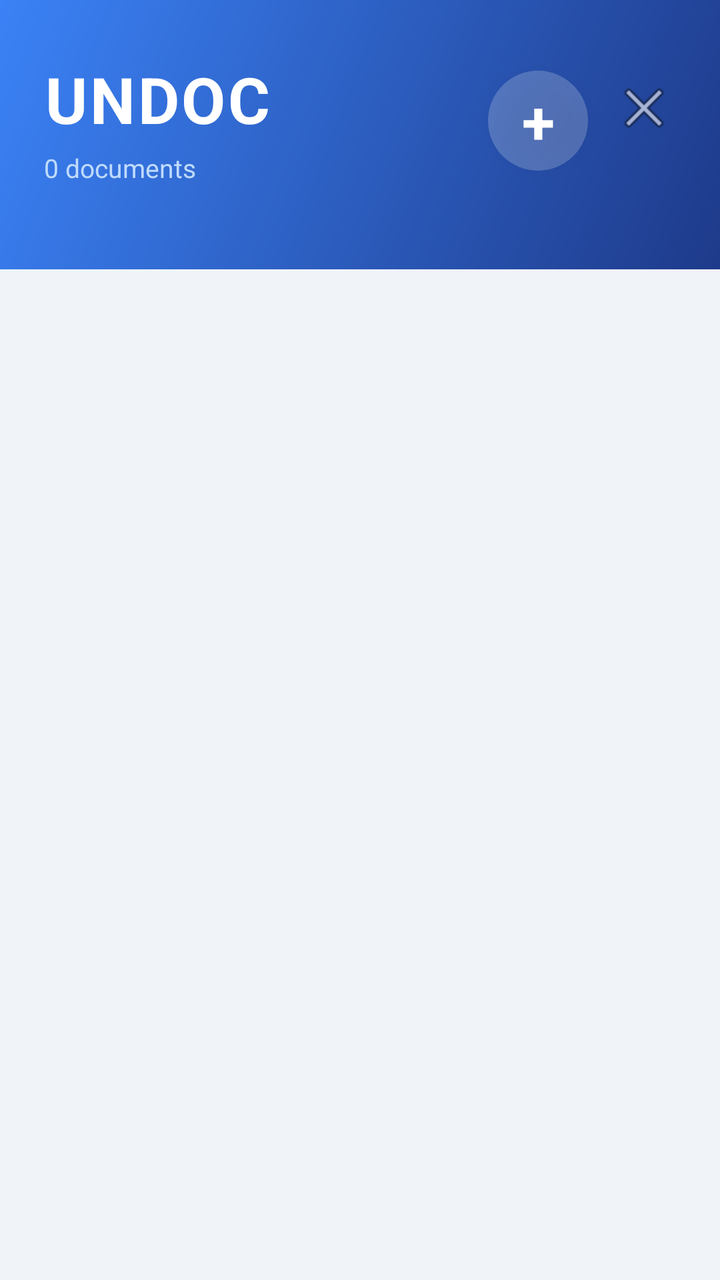
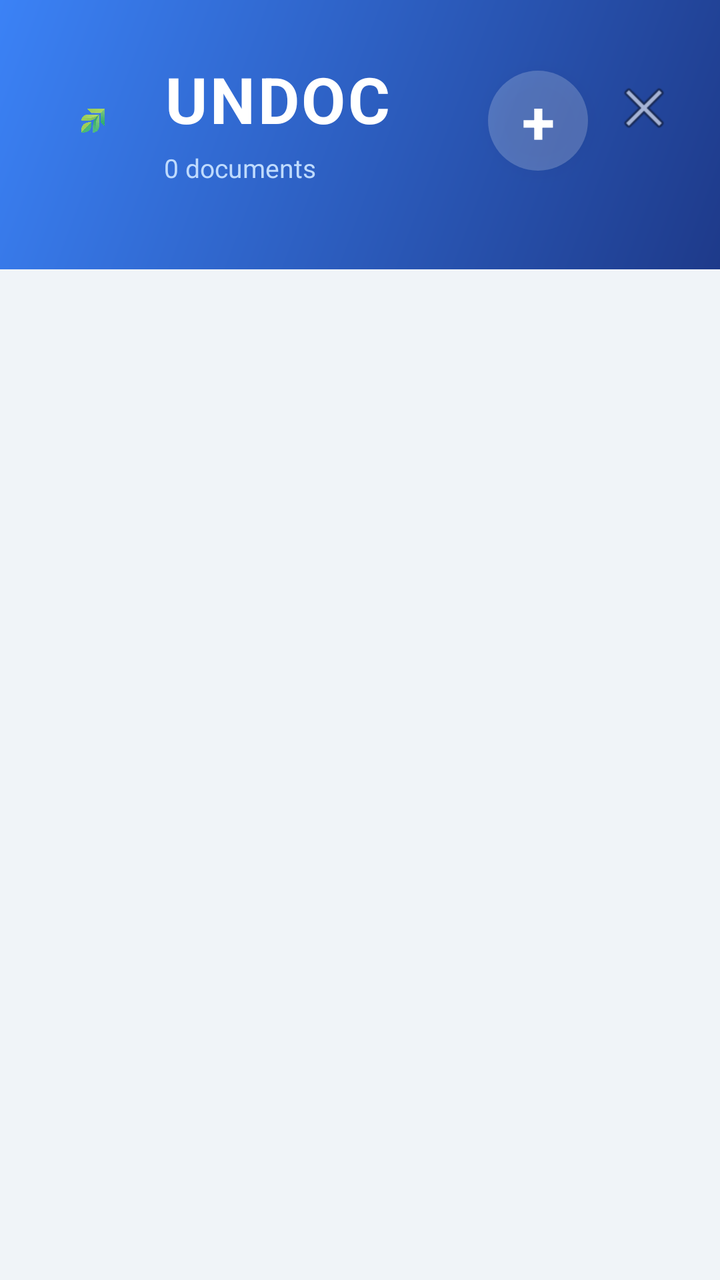

Two renders of the same Android screen: before a commit and after it. Below are the layout's source before the change and the commit's diff.
<!-- AndroidManifest.xml: application theme Theme.DocExpiryTracker -->
<!-- res/layout/activity_main.xml -->
<?xml version="1.0" encoding="utf-8"?>
<androidx.coordinatorlayout.widget.CoordinatorLayout
    xmlns:android="http://schemas.android.com/apk/res/android"
    xmlns:app="http://schemas.android.com/apk/res-auto"
    android:layout_width="match_parent"
    android:layout_height="match_parent"
    android:background="#F0F4F8">

    
    <com.google.android.material.appbar.AppBarLayout
        android:layout_width="match_parent"
        android:layout_height="wrap_content"
        android:background="@android:color/transparent"
        app:elevation="0dp">

        <LinearLayout
            android:layout_width="match_parent"
            android:layout_height="wrap_content"
            android:background="@drawable/bg_header"
            android:orientation="vertical">

            
            <LinearLayout
                android:layout_width="match_parent"
                android:layout_height="wrap_content"
                android:orientation="horizontal"
                android:gravity="center_vertical"
                android:paddingHorizontal="22dp"
                android:paddingTop="28dp"
                android:paddingBottom="24dp">

                <LinearLayout
                    android:layout_width="0dp"
                    android:layout_height="wrap_content"
                    android:layout_weight="1"
                    android:orientation="vertical">

                    <TextView
                        android:layout_width="wrap_content"
                        android:layout_height="wrap_content"
                        android:text="UNDOC"
                        android:textColor="#FFFFFF"
                        android:textSize="32sp"
                        android:textStyle="bold"
                        android:letterSpacing="0.04"/>

                    <TextView
                        android:id="@+id/tv_doc_count"
                        android:layout_width="wrap_content"
                        android:layout_height="wrap_content"
                        android:text="0 documents"
                        android:textColor="#BFDBFE"
                        android:textSize="13sp"
                        android:layout_marginTop="4dp"/>
                </LinearLayout>

                
                <TextView
                    android:id="@+id/fab_add"
                    android:layout_width="50dp"
                    android:layout_height="50dp"
                    android:gravity="center"
                    android:text="+"
                    android:textColor="#FFFFFF"
                    android:textSize="30sp"
                    android:textStyle="bold"
                    android:background="@drawable/bg_fab"
                    android:clickable="true"
                    android:focusable="true"
                    android:elevation="6dp"/>

                
                <TextView
                    android:id="@+id/btn_sign_out"
                    android:layout_width="wrap_content"
                    android:layout_height="wrap_content"
                    android:layout_marginStart="12dp"
                    android:drawableTop="@android:drawable/ic_menu_close_clear_cancel"
                    android:gravity="center"
                    android:text=""
                    android:textColor="#BFDBFE"
                    android:textSize="9sp"
                    android:clickable="true"
                    android:focusable="true" />
            </LinearLayout>

            
            <HorizontalScrollView
                android:id="@+id/chip_scroll"
                android:layout_width="match_parent"
                android:layout_height="wrap_content"
                android:scrollbars="none"
                android:paddingStart="18dp"
                android:paddingEnd="18dp"
                android:paddingBottom="18dp">
                <com.google.android.material.chip.ChipGroup
                    android:id="@+id/chip_group_filter"
                    android:layout_width="wrap_content"
                    android:layout_height="wrap_content"
                    app:chipSpacingHorizontal="8dp"
                    app:singleSelection="false"/>
            </HorizontalScrollView>

        </LinearLayout>
    </com.google.android.material.appbar.AppBarLayout>

    
    <LinearLayout
        android:layout_width="match_parent"
        android:layout_height="match_parent"
        android:orientation="vertical"
        app:layout_behavior="@string/appbar_scrolling_view_behavior">

        
        <LinearLayout
            android:id="@+id/tv_empty"
            android:layout_width="match_parent"
            android:layout_height="match_parent"
            android:orientation="vertical"
            android:gravity="center"
            android:visibility="gone"
            android:padding="40dp">

            <TextView
                android:layout_width="wrap_content"
                android:layout_height="wrap_content"
                android:text="🗂️"
                android:textSize="72sp"
                android:gravity="center"/>

            <TextView
                android:layout_width="wrap_content"
                android:layout_height="wrap_content"
                android:text="No Documents Yet"
                android:textColor="#0F172A"
                android:textSize="22sp"
                android:textStyle="bold"
                android:layout_marginTop="20dp"
                android:gravity="center"/>

            <TextView
                android:layout_width="wrap_content"
                android:layout_height="wrap_content"
                android:text="Tap + above to track your first document"
                android:textColor="#94A3B8"
                android:textSize="14sp"
                android:textAlignment="center"
                android:layout_marginTop="10dp"
                android:gravity="center"/>
        </LinearLayout>

        
        <androidx.recyclerview.widget.RecyclerView
            android:id="@+id/recycler_view"
            android:layout_width="match_parent"
            android:layout_height="match_parent"
            android:clipToPadding="false"
            android:paddingHorizontal="16dp"
            android:paddingTop="18dp"
            android:paddingBottom="28dp"/>
    </LinearLayout>

</androidx.coordinatorlayout.widget.CoordinatorLayout>
<!-- resources referenced by this layout -->
<resources>
  <!-- drawable bg_fab (drawable) -->
  <?xml version="1.0" encoding="utf-8"?>
  <ripple xmlns:android="http://schemas.android.com/apk/res/android"
      android:color="#50FFFFFF">
      <item>
          <shape android:shape="oval">
              <solid android:color="#33FFFFFF"/>
              <size android:width="48dp" android:height="48dp"/>
          </shape>
      </item>
  </ripple>
  <!-- drawable bg_header (drawable) -->
  <?xml version="1.0" encoding="utf-8"?>
  <shape xmlns:android="http://schemas.android.com/apk/res/android">
      <gradient
          android:startColor="#1E3A8A"
          android:endColor="#3B82F6"
          android:angle="135"/>
  </shape>
  <style name="Theme.DocExpiryTracker" parent="Theme.MaterialComponents.Light.NoActionBar">
          <item name="colorPrimary">#2563EB</item>
          <item name="colorPrimaryVariant">#1D4ED8</item>
          <item name="colorOnPrimary">#FFFFFF</item>
          <item name="colorSecondary">#3B82F6</item>
          <item name="colorOnSecondary">#FFFFFF</item>
          <item name="android:colorBackground">#F0F4F8</item>
          <item name="colorSurface">#FFFFFF</item>
          <item name="colorOnSurface">#0F172A</item>
          
          <item name="android:statusBarColor">#1E3A8A</item>
          <item name="android:windowLightStatusBar">false</item>
          <item name="android:navigationBarColor">#F0F4F8</item>
          <item name="materialAlertDialogTheme">@style/DialogTheme</item>
      </style>
  <style name="DialogTheme" parent="ThemeOverlay.MaterialComponents.MaterialAlertDialog">
          <item name="android:background">#FFFFFF</item>
          <item name="colorPrimary">#2563EB</item>
          <item name="android:textColor">#0F172A</item>
          <item name="colorSurface">#FFFFFF</item>
          <item name="buttonBarPositiveButtonStyle">@style/PositiveBtn</item>
          <item name="buttonBarNegativeButtonStyle">@style/NegativeBtn</item>
          <item name="shapeAppearanceMediumComponent">@style/RoundedDialog</item>
      </style>
  <style name="PositiveBtn" parent="Widget.MaterialComponents.Button.TextButton.Dialog">
          <item name="android:textColor">#2563EB</item>
          <item name="android:textStyle">bold</item>
      </style>
  <style name="NegativeBtn" parent="Widget.MaterialComponents.Button.TextButton.Dialog">
          <item name="android:textColor">#94A3B8</item>
      </style>
  <style name="RoundedDialog" parent="ShapeAppearance.MaterialComponents.MediumComponent">
          <item name="cornerSize">20dp</item>
      </style>
</resources>

<!-- the commit's change to res/layout/activity_main.xml (unified diff, before → after) -->
@@ -28,6 +28,14 @@
                 android:paddingHorizontal="22dp"
                 android:paddingTop="28dp"
                 android:paddingBottom="24dp">
+
+                <ImageView
+                    android:layout_width="48dp"
+                    android:layout_height="48dp"
+                    android:layout_marginEnd="12dp"
+                    android:scaleType="fitCenter"
+                    android:contentDescription="@string/app_name"
+                    app:srcCompat="@drawable/app_logo" />
 
                 <LinearLayout
                     android:layout_width="0dp"
<!-- resource entries referenced after the edit -->
@@ -1,5 +1,6 @@
 <!-- resources referenced by this layout -->
 <resources>
+  <!-- drawable app_logo: png bitmap (drawable, 628325 bytes) -->
   <!-- drawable bg_fab (drawable) -->
   <?xml version="1.0" encoding="utf-8"?>
   <ripple xmlns:android="http://schemas.android.com/apk/res/android"
@@ -19,6 +20,7 @@
           android:endColor="#3B82F6"
           android:angle="135"/>
   </shape>
+  <string name="app_name">UNDOC</string>
   <style name="Theme.DocExpiryTracker" parent="Theme.MaterialComponents.Light.NoActionBar">
           <item name="colorPrimary">#2563EB</item>
           <item name="colorPrimaryVariant">#1D4ED8</item>
